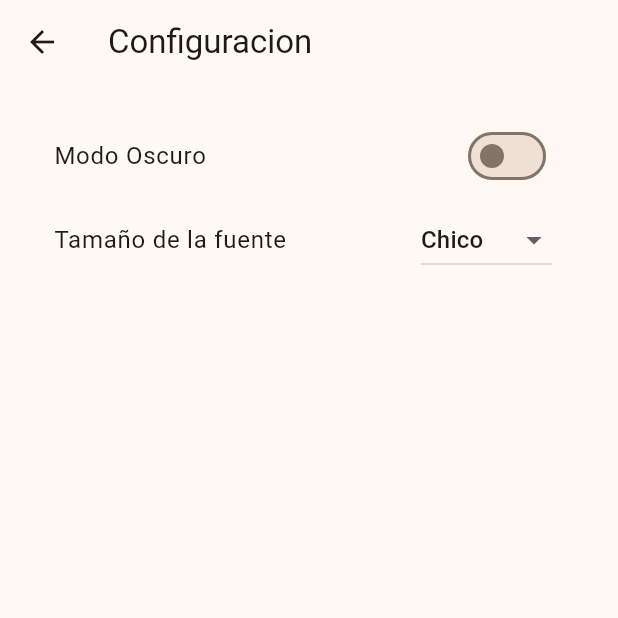
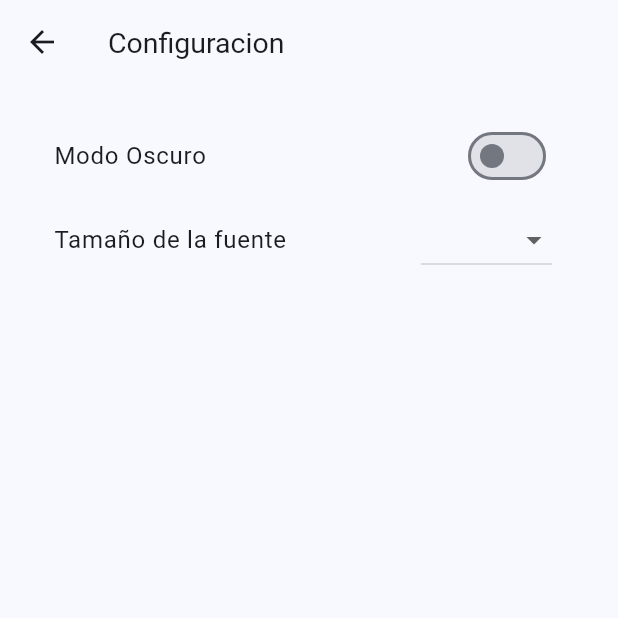
Before and after one commit to NugetDePatto/new_mecanico, a Flutter app: the screen it shows after launch, item 3 of the bottom bar chosen, after a tap on the "settings" icon, on a phone screen of 412 x 824 dp, the top half of it. Run offline on Flutter 3.47's test engine with Material 2 defaults, Android fonts, the phone set to English and light mode, and no system bars; our stand-ins replace animated_bottom_navigation_bar, hive_flutter; accounts and stored records are empty.

Commit message:
config textos

```diff
--- a/lib/controlador/clientes_controller.dart
+++ b/lib/controlador/clientes_controller.dart
@@ -12,4 +12,8 @@ class ClienteController {
     clientesOrdenados.sort((a, b) => a.nombre.compareTo(b.nombre));
     return clientesOrdenados;
   }
+
+  void eliminarCliente(Cliente cliente) {
+    clientesBox.delete(cliente.id);
+  }
 }
--- a/lib/controlador/config_controller.dart
+++ b/lib/controlador/config_controller.dart
@@ -1,6 +1,6 @@
 import 'package:hive_flutter/adapters.dart';
 
-import '../utils/apariencia_utils.dart';
+import '../utils/main_utils.dart';
 
 class ConfigController {
   bool get isDark => isDarkMode();
@@ -9,7 +9,7 @@ class ConfigController {
     Hive.box('config').put('darkMode', value);
   }
 
-  double get tamanoFuente => getTamanoFuente();
+  double get tamanoFuente => fontSize;
 
   void setTamanoFuente(double value) {
     Hive.box('config').put('tamanoFuente', value);
--- a/lib/main.dart
+++ b/lib/main.dart
@@ -1,5 +1,5 @@
 import 'package:flutter/material.dart';
-import 'package:new_mecanico/controlador/main_controller.dart';
+import 'package:new_mecanico/utils/main_utils.dart';
 import 'package:new_mecanico/vista/bottom_bar_view.dart';
 
 Future<void> main() async {
@@ -18,9 +18,23 @@ class MyApp extends StatelessWidget {
         debugShowCheckedModeBanner: false,
         title: 'MechanX',
         theme: ThemeData(
-          colorSchemeSeed: Colors.orangeAccent,
+          colorSchemeSeed: Colors.blue,
           brightness: brightness,
           useMaterial3: true,
+          textTheme: TextTheme(
+            bodyLarge: TextStyle(
+              fontSize: fontSize,
+            ),
+            bodyMedium: TextStyle(
+              fontSize: fontSize,
+            ),
+            bodySmall: TextStyle(
+              fontSize: fontSize * 0.8,
+            ),
+            titleLarge: TextStyle(
+              fontSize: fontSize + 3,
+            ),
+          ),
         ),
         home: const BottomBarView(),
       ),
--- a/lib/utils/apariencia_utils.dart
+++ /dev/null
@@ -1,9 +0,0 @@
-import 'package:hive_flutter/adapters.dart';
-
-bool isDarkMode() {
-  return Hive.box('config').get('darkMode');
-}
-
-double getTamanoFuente() {
-  return Hive.box('config').get('tamanoFuente');
-}
--- a/lib/utils/hive_utils.dart
+++ b/lib/utils/hive_utils.dart
@@ -22,29 +22,27 @@ prueba() {
   Box<Cliente> clientes = Hive.box<Cliente>('clientes');
 
   if (clientes.isEmpty) {
-    clientes.add(
-      Cliente(
-        nombre: 'nombre',
-        direccion: 'direccion',
-        telefono: 'telefono',
-        coches: [],
-      ),
+    Cliente cliente1 = Cliente(
+      nombre: 'Juan',
+      telefono: '123456789',
+      direccion: 'Calle 1',
+      coches: [],
     );
-    clientes.add(
-      Cliente(
-        nombre: 'nombre2',
-        direccion: 'direccion2',
-        telefono: 'telefono2',
-        coches: [],
-      ),
+    Cliente cliente2 = Cliente(
+      nombre: 'Pedro',
+      telefono: '987654321',
+      direccion: 'Calle 2',
+      coches: [],
     );
-    clientes.add(
-      Cliente(
-        nombre: 'nombre3',
-        direccion: 'direccion3',
-        telefono: 'telefono3',
-        coches: [],
-      ),
+    Cliente cliente3 = Cliente(
+      nombre: 'Luis',
+      telefono: '123456789',
+      direccion: 'Calle 3',
+      coches: [],
     );
+
+    clientes.put(cliente1.id, cliente1);
+    clientes.put(cliente2.id, cliente2);
+    clientes.put(cliente3.id, cliente3);
   }
 }
--- a/lib/controlador/main_controller.dart
+++ b/lib/utils/main_utils.dart
@@ -1,7 +1,6 @@
 import 'package:flutter/material.dart';
 import 'package:hive_flutter/adapters.dart';
 import 'package:new_mecanico/utils/hive_utils.dart';
-import '../utils/apariencia_utils.dart';
 
 var listenerConfig = Hive.box('config').listenable();
 
@@ -9,4 +8,10 @@ initMain() async {
   await initHive();
 }
 
+bool isDarkMode() {
+  return Hive.box('config').get('darkMode');
+}
+
 Brightness get brightness => isDarkMode() ? Brightness.dark : Brightness.light;
+
+double get fontSize => Hive.box('config').get('tamanoFuente');
--- a/lib/vista/Clientes/clientes_view.dart
+++ b/lib/vista/Clientes/clientes_view.dart
@@ -1,6 +1,5 @@
 import 'package:flutter/material.dart';
 import 'package:new_mecanico/controlador/clientes_controller.dart';
-import 'package:new_mecanico/utils/apariencia_utils.dart';
 import 'package:new_mecanico/widgets/tarjeta_cliente_widget.dart';
 
 class ClientesView extends StatefulWidget {
@@ -16,12 +15,8 @@ class _ClientesViewState extends State<ClientesView> {
   Widget build(BuildContext context) {
     return con.clientesOrdenados.isEmpty
         ? Center(
-            child: Text(
-              'No hay clientes',
-              style: TextStyle(
-                fontSize: getTamanoFuente(),
-              ),
-            ),
+            child: Text('No hay clientes',
+                style: Theme.of(context).textTheme.bodyLarge),
           )
         : ListView.builder(
             shrinkWrap: true,
@@ -29,6 +24,10 @@ class _ClientesViewState extends State<ClientesView> {
             itemCount: con.clientesOrdenados.length,
             itemBuilder: (BuildContext context, int index) {
               return TarjetaCliente(
+                onTap: () {
+                  con.eliminarCliente(con.clientesOrdenados[index]);
+                  setState(() {});
+                },
                 cliente: con.clientesOrdenados[index],
               );
             },
--- a/lib/vista/Configuraciones/config_view.dart
+++ b/lib/vista/Configuraciones/config_view.dart
@@ -30,15 +30,12 @@ class _ConfigViewState extends State<ConfigView> {
               },
             ),
             ListTile(
-              title: Text(
-                'Tamaño de la fuente',
-                style: TextStyle(fontSize: configC.tamanoFuente),
-              ),
+              title: const Text('Tamaño de la fuente'),
               trailing: DropdownButton<double>(
                 value: configC.tamanoFuente,
                 items: const [
                   DropdownMenuItem(
-                    value: 16,
+                    value: 15,
                     child: Text('Chico'),
                   ),
                   DropdownMenuItem(
--- a/lib/vista/bottom_bar_view.dart
+++ b/lib/vista/bottom_bar_view.dart
@@ -1,6 +1,6 @@
 import 'package:flutter/material.dart';
 import 'package:new_mecanico/controlador/bottom_bar_controller.dart';
-import 'package:new_mecanico/utils/appBar_utils.dart';
+import 'package:new_mecanico/widgets/appBar_widget.dart';
 import 'package:animated_bottom_navigation_bar/animated_bottom_navigation_bar.dart';
 
 import 'Configuraciones/config_view.dart';
@@ -17,7 +17,7 @@ class _BottomBarViewState extends State<BottomBarView> {
   @override
   Widget build(BuildContext context) {
     return Scaffold(
-      appBar: AppBarUtil(
+      appBar: CustomAppBar(
         'Taller Mecanico',
         actions: [
           IconButton(
@@ -71,8 +71,10 @@ class _BottomBarViewState extends State<BottomBarView> {
             ),
             Text(
               con.titulos[index],
+              overflow: TextOverflow.ellipsis,
               style: TextStyle(
                 color: con.sePresiono(isActive, context),
+                fontSize: Theme.of(context).textTheme.bodySmall!.fontSize,
               ),
             ),
           ],
--- a/lib/utils/appBar_utils.dart
+++ b/lib/widgets/appBar_widget.dart
@@ -1,22 +1,22 @@
 import 'package:flutter/material.dart';
 
-class AppBarUtil extends StatefulWidget implements PreferredSizeWidget {
+class CustomAppBar extends StatefulWidget implements PreferredSizeWidget {
   final String titulo;
   final bool? centerTitle;
   final List<Widget>? actions;
   final ValueChanged? onBack;
 
-  const AppBarUtil(this.titulo,
+  const CustomAppBar(this.titulo,
       {super.key, this.centerTitle, this.actions, this.onBack});
 
   @override
-  State<AppBarUtil> createState() => AppBarUtilState();
+  State<CustomAppBar> createState() => CustomAppBarState();
 
   @override
   Size get preferredSize => const Size.fromHeight(kToolbarHeight);
 }
 
-class AppBarUtilState extends State<AppBarUtil> {
+class CustomAppBarState extends State<CustomAppBar> {
   @override
   Widget build(BuildContext context) {
     return AppBar(
--- a/lib/widgets/tarjeta_cliente_widget.dart
+++ b/lib/widgets/tarjeta_cliente_widget.dart
@@ -1,10 +1,11 @@
 import 'package:flutter/material.dart';
-import 'package:new_mecanico/utils/apariencia_utils.dart';
 import '../modelo/cliente_model.dart';
 
 class TarjetaCliente extends StatefulWidget {
   final Cliente cliente;
-  const TarjetaCliente({super.key, required this.cliente});
+  //funcion vacia
+  final VoidCallback? onTap;
+  const TarjetaCliente({super.key, required this.cliente, this.onTap});
 
   @override
   State<TarjetaCliente> createState() => _TarjetaClienteState();
@@ -13,7 +14,13 @@ class TarjetaCliente extends StatefulWidget {
 class _TarjetaClienteState extends State<TarjetaCliente> {
   @override
   Widget build(BuildContext context) {
-    return Container(
+    return GestureDetector(
+      onTap: () {
+        if (widget.onTap != null) {
+          widget.onTap!();
+        }
+      },
+      child: Container(
         padding: const EdgeInsets.all(20.0),
         margin: const EdgeInsets.symmetric(vertical: 10.0),
         decoration: BoxDecoration(
@@ -25,12 +32,12 @@ class _TarjetaClienteState extends State<TarjetaCliente> {
           children: [
             Text(
               widget.cliente.nombre,
-            style: TextStyle(
-              fontSize: getTamanoFuente(),
             ),
+            Text(
+              widget.cliente.telefono,
             ),
-          Text(widget.cliente.telefono),
           ],
+        ),
       ),
     );
   }
```
Lines whose indentation alone changed are shown as unchanged.
